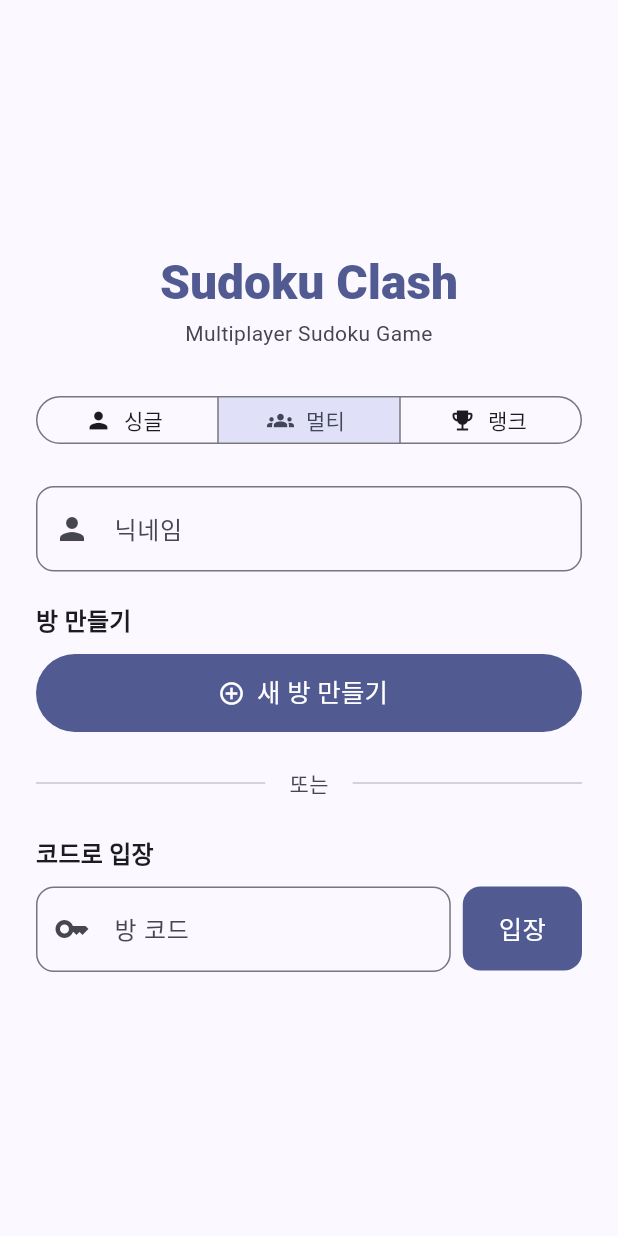
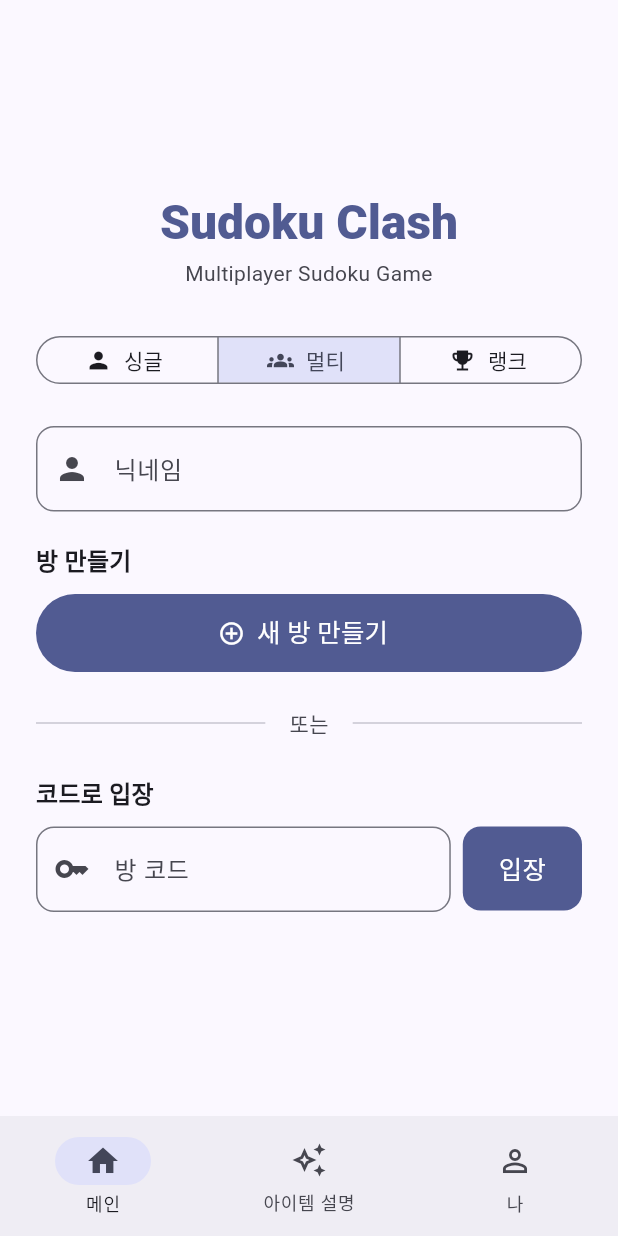
Before and after one commit to YongLeeCode/online_sudoku, a Flutter app: the screen it shows after launch, after a tap on "멀티", on a phone screen of 412 x 824 dp. Run offline on Flutter 3.47's test engine with Material 3 defaults, Android fonts, the phone set to English and light mode, and no system bars; our stand-ins replace flutter_riverpod, gap, shared_preferences, supabase_flutter; accounts and stored records are empty.

Commit message:
feat: Phase 3 아이템 설명 페이지 + 하단 탭 네비게이션
- RootScreen 신설: NavigationBar(메인/아이템 설명/나) + IndexedStack로 탭
  상태(스크롤·입력) 보존. main 진입점을 HomeScreen → RootScreen으로 교체
  (로비/게임은 각 탭에서 기존처럼 Navigator.push로 위에 쌓임)
- ItemGuideScreen: 7종 아이템을 대상(나에게/상대에게/즉시 발동)별 그룹으로
  표시. 본문은 재사용 가능한 ItemGuideList 위젯으로 분리(튜토리얼/로비 재사용용)
- ItemType에 description/durationLabel/target(ItemTarget enum) 추가.
  지속시간은 게임 로직 기준: blind 30초, freeze 5초, shield 1회 방어, 나머지 즉시
- ProfileScreen('나') 골격: 게스트 헤더 + 메뉴(통계/어워드/설정/도움말) 준비중.
  실제 데이터는 Phase 5(영구 사용자 식별) 이후 연결
- ROADMAP Phase 3 완료 반영

Co-Authored-By: Claude Opus 4.8 <noreply@anthropic.com>

```diff
--- a/lib/data/models/item_model.dart
+++ b/lib/data/models/item_model.dart
@@ -6,6 +6,18 @@ enum ItemType {
   shield,  // 🛡️ 나에게: 다음 상대 아이템 1개 방어
   reverse, // 💥 상대에게: 상대의 정답 칸 하나를 지움
   mystery, // ❓ 즉시: 랜덤 효과 발동 (자신/상대, 좋음/나쁨)
+}
+
+/// 아이템 사용 대상 분류 (아이템 설명 페이지의 그룹 구분에 사용).
+enum ItemTarget {
+  self('나에게', '내 풀이를 돕는 아이템'),
+  opponent('상대에게', '상대를 방해하는 아이템'),
+  instant('즉시 발동', '쓰는 순간 효과가 결정되는 아이템');
+
+  const ItemTarget(this.labelKo, this.descriptionKo);
+
+  final String labelKo;
+  final String descriptionKo;
 }
 
 extension ItemTypeX on ItemType {
@@ -30,6 +42,49 @@ extension ItemTypeX on ItemType {
       case ItemType.shield:  return '방어막';
       case ItemType.reverse: return '리버스';
       case ItemType.mystery: return '미스터리';
+    }
+  }
+
+  /// 아이템 설명 페이지에서의 그룹(나에게 / 상대에게 / 즉시 발동) 분류.
+  ItemTarget get target {
+    switch (this) {
+      case ItemType.hint:
+      case ItemType.shield:
+        return ItemTarget.self;
+      case ItemType.blind:
+      case ItemType.freeze:
+      case ItemType.itemCut:
+      case ItemType.reverse:
+        return ItemTarget.opponent;
+      case ItemType.mystery:
+        return ItemTarget.instant;
+    }
+  }
+
+  /// 효과 설명 텍스트 (아이템 설명/도감 페이지에서 사용).
+  String get description {
+    switch (this) {
+      case ItemType.hint:    return '선택한 빈 칸 하나를 정답으로 채워줍니다.';
+      case ItemType.blind:   return '상대 보드의 3×3 박스 하나를 일정 시간 가립니다.';
+      case ItemType.freeze:  return '상대의 숫자 입력을 일정 시간 잠급니다.';
+      case ItemType.itemCut: return '상대가 가진 아이템 1개를 제거합니다.';
+      case ItemType.shield:  return '다음에 날아오는 상대 아이템 1개를 막아냅니다.';
+      case ItemType.reverse: return '상대가 맞게 채운 칸 하나를 다시 비웁니다.';
+      case ItemType.mystery: return '랜덤 효과가 즉시 발동됩니다. 행운일 수도, 불운일 수도!';
+    }
+  }
+
+  /// 효과 지속 시간 라벨 (아이템 설명 페이지에서 사용).
+  String get durationLabel {
+    switch (this) {
+      case ItemType.blind:   return '30초 지속';
+      case ItemType.freeze:  return '5초 지속';
+      case ItemType.shield:  return '1회 방어';
+      case ItemType.hint:
+      case ItemType.itemCut:
+      case ItemType.reverse:
+      case ItemType.mystery:
+        return '즉시 발동';
     }
   }
 
--- a/lib/main.dart
+++ b/lib/main.dart
@@ -5,7 +5,7 @@ import 'package:flutter_riverpod/flutter_riverpod.dart';
 import 'package:supabase_flutter/supabase_flutter.dart';
 
 import 'domain/providers/room_provider.dart';
-import 'presentation/screens/home_screen.dart';
+import 'presentation/screens/root_screen.dart';
 
 const _supabaseUrl = String.fromEnvironment('SUPABASE_URL');
 const _supabaseAnonKey = String.fromEnvironment('SUPABASE_ANON_KEY');
@@ -87,7 +87,7 @@ class _OnlineSudokuAppState extends ConsumerState<OnlineSudokuApp>
         colorScheme: ColorScheme.fromSeed(seedColor: Colors.indigo),
         useMaterial3: true,
       ),
-      home: const HomeScreen(),
+      home: const RootScreen(),
     );
   }
 }
--- /dev/null
+++ b/lib/presentation/screens/item_guide_screen.dart
@@ -0,0 +1,225 @@
+import 'package:flutter/material.dart';
+import 'package:gap/gap.dart';
+
+import '../../data/models/item_model.dart';
+
+/// Phase 3 — 아이템 설명(도감) 화면.
+///
+/// 7종 아이템을 사용 대상(나에게 / 상대에게 / 즉시 발동)별로 묶어 보여준다.
+/// 본문은 [ItemGuideList]로 분리해 튜토리얼·로비 등에서도 재사용할 수 있다.
+class ItemGuideScreen extends StatelessWidget {
+  const ItemGuideScreen({super.key});
+
+  @override
+  Widget build(BuildContext context) {
+    return Scaffold(
+      appBar: AppBar(
+        title: const Text('아이템 설명'),
+        centerTitle: true,
+      ),
+      body: SafeArea(
+        child: Center(
+          child: ConstrainedBox(
+            // 넓은 화면에서 과도하게 늘어나지 않도록 폭 제한 (홈과 동일 기준)
+            constraints: const BoxConstraints(maxWidth: 480),
+            child: const ItemGuideList(),
+          ),
+        ),
+      ),
+    );
+  }
+}
+
+/// 아이템 설명 본문 — 인트로 + 그룹별 아이템 카드 목록.
+class ItemGuideList extends StatelessWidget {
+  const ItemGuideList({super.key, this.padding});
+
+  final EdgeInsetsGeometry? padding;
+
+  @override
+  Widget build(BuildContext context) {
+    return ListView(
+      padding: padding ?? const EdgeInsets.fromLTRB(16, 16, 16, 32),
+      children: [
+        const _GuideIntro(),
+        for (final target in ItemTarget.values) ...[
+          const Gap(20),
+          _ItemGroup(target: target),
+        ],
+      ],
+    );
+  }
+}
+
+/// 상단 안내 카드.
+class _GuideIntro extends StatelessWidget {
+  const _GuideIntro();
+
+  @override
+  Widget build(BuildContext context) {
+    final colorScheme = Theme.of(context).colorScheme;
+    final textTheme = Theme.of(context).textTheme;
+
+    return Container(
+      padding: const EdgeInsets.all(16),
+      decoration: BoxDecoration(
+        color: colorScheme.primaryContainer,
+        borderRadius: BorderRadius.circular(16),
+      ),
+      child: Row(
+        crossAxisAlignment: CrossAxisAlignment.start,
+        children: [
+          Icon(Icons.lightbulb_outline, color: colorScheme.onPrimaryContainer),
+          const Gap(12),
+          Expanded(
+            child: Text(
+              '정답 칸을 채우면 랜덤으로 아이템을 얻어요.\n'
+              '아이템으로 내 풀이를 돕거나 상대를 방해할 수 있어요.',
+              style: textTheme.bodyMedium?.copyWith(
+                color: colorScheme.onPrimaryContainer,
+                height: 1.4,
+              ),
+            ),
+          ),
+        ],
+      ),
+    );
+  }
+}
+
+/// 대상별 아이템 그룹 (헤더 + 카드들).
+class _ItemGroup extends StatelessWidget {
+  final ItemTarget target;
+  const _ItemGroup({required this.target});
+
+  @override
+  Widget build(BuildContext context) {
+    final textTheme = Theme.of(context).textTheme;
+    final colorScheme = Theme.of(context).colorScheme;
+    final items =
+        ItemType.values.where((t) => t.target == target).toList();
+
+    return Column(
+      crossAxisAlignment: CrossAxisAlignment.stretch,
+      children: [
+        Padding(
+          padding: const EdgeInsets.only(left: 4, bottom: 10),
+          child: Row(
+            children: [
+              Text(
+                target.labelKo,
+                style: textTheme.titleMedium
+                    ?.copyWith(fontWeight: FontWeight.w800),
+              ),
+              const Gap(8),
+              Expanded(
+                child: Text(
+                  target.descriptionKo,
+                  overflow: TextOverflow.ellipsis,
+                  style: textTheme.bodySmall
+                      ?.copyWith(color: colorScheme.onSurfaceVariant),
+                ),
+              ),
+            ],
+          ),
+        ),
+        for (var i = 0; i < items.length; i++) ...[
+          if (i > 0) const Gap(10),
+          _ItemCard(item: items[i]),
+        ],
+      ],
+    );
+  }
+}
+
+/// 개별 아이템 설명 카드.
+class _ItemCard extends StatelessWidget {
+  final ItemType item;
+  const _ItemCard({required this.item});
+
+  @override
+  Widget build(BuildContext context) {
+    final colorScheme = Theme.of(context).colorScheme;
+    final textTheme = Theme.of(context).textTheme;
+
+    return Container(
+      padding: const EdgeInsets.all(14),
+      decoration: BoxDecoration(
+        color: colorScheme.surfaceContainerHighest,
+        borderRadius: BorderRadius.circular(14),
+      ),
+      child: Row(
+        crossAxisAlignment: CrossAxisAlignment.start,
+        children: [
+          // 이모지 아바타
+          Container(
+            width: 46,
+            height: 46,
+            alignment: Alignment.center,
+            decoration: BoxDecoration(
+              color: colorScheme.surface,
+              borderRadius: BorderRadius.circular(12),
+            ),
+            child: Text(item.emoji, style: const TextStyle(fontSize: 24)),
+          ),
+          const Gap(14),
+          Expanded(
+            child: Column(
+              crossAxisAlignment: CrossAxisAlignment.start,
+              children: [
+                Row(
+                  children: [
+                    Flexible(
+                      child: Text(
+                        item.name,
+                        overflow: TextOverflow.ellipsis,
+                        style: textTheme.titleSmall
+                            ?.copyWith(fontWeight: FontWeight.w800),
+                      ),
+                    ),
+                    const Gap(8),
+                    _DurationBadge(label: item.durationLabel),
+                  ],
+                ),
+                const Gap(4),
+                Text(
+                  item.description,
+                  style: textTheme.bodyMedium?.copyWith(
+                    color: colorScheme.onSurfaceVariant,
+                    height: 1.35,
+                  ),
+                ),
+              ],
+            ),
+          ),
+        ],
+      ),
+    );
+  }
+}
+
+/// 지속 시간 뱃지.
+class _DurationBadge extends StatelessWidget {
+  final String label;
+  const _DurationBadge({required this.label});
+
+  @override
+  Widget build(BuildContext context) {
+    final colorScheme = Theme.of(context).colorScheme;
+    return Container(
+      padding: const EdgeInsets.symmetric(horizontal: 8, vertical: 2),
+      decoration: BoxDecoration(
+        color: colorScheme.secondaryContainer,
+        borderRadius: BorderRadius.circular(8),
+      ),
+      child: Text(
+        label,
+        style: TextStyle(
+          fontSize: 11,
+          fontWeight: FontWeight.w700,
+          color: colorScheme.onSecondaryContainer,
+        ),
+      ),
+    );
+  }
+}
--- /dev/null
+++ b/lib/presentation/screens/profile_screen.dart
@@ -0,0 +1,217 @@
+import 'package:flutter/material.dart';
+import 'package:gap/gap.dart';
+
+/// '나' 탭 — 설정 / 통계 / 어워드 진입점.
+///
+/// 통계·어워드·랭크 점수는 영구 사용자 식별(Phase 5)이 전제라서,
+/// 지금은 진입 골격(메뉴 + "준비 중" 안내)만 만들어 둔다.
+class ProfileScreen extends StatelessWidget {
+  const ProfileScreen({super.key});
+
+  void _showComingSoon(BuildContext context, String feature) {
+    ScaffoldMessenger.of(context).showSnackBar(
+      SnackBar(content: Text('$feature 기능은 준비 중이에요. 곧 만나요!')),
+    );
+  }
+
+  @override
+  Widget build(BuildContext context) {
+    return Scaffold(
+      appBar: AppBar(
+        title: const Text('나'),
+        centerTitle: true,
+      ),
+      body: SafeArea(
+        child: Center(
+          child: ConstrainedBox(
+            constraints: const BoxConstraints(maxWidth: 480),
+            child: ListView(
+              padding: const EdgeInsets.fromLTRB(16, 16, 16, 32),
+              children: [
+                const _ProfileHeader(),
+                const Gap(24),
+                _MenuTile(
+                  icon: Icons.bar_chart,
+                  title: '통계',
+                  subtitle: '전적 · 승률 · 평균 완료 시간',
+                  comingSoon: true,
+                  onTap: () => _showComingSoon(context, '통계'),
+                ),
+                const Gap(12),
+                _MenuTile(
+                  icon: Icons.emoji_events_outlined,
+                  title: '어워드',
+                  subtitle: '업적 · 챌린지 트로피',
+                  comingSoon: true,
+                  onTap: () => _showComingSoon(context, '어워드'),
+                ),
+                const Gap(12),
+                _MenuTile(
+                  icon: Icons.settings_outlined,
+                  title: '설정',
+                  subtitle: '알림 · 테마 · 게임 환경',
+                  comingSoon: true,
+                  onTap: () => _showComingSoon(context, '설정'),
+                ),
+                const Gap(12),
+                _MenuTile(
+                  icon: Icons.help_outline,
+                  title: '도움말',
+                  subtitle: '게임 규칙과 자주 묻는 질문',
+                  comingSoon: true,
+                  onTap: () => _showComingSoon(context, '도움말'),
+                ),
+              ],
+            ),
+          ),
+        ),
+      ),
+    );
+  }
+}
+
+/// 프로필 헤더 (Phase 5 이후 닉네임/랭크 등 실제 데이터로 교체 예정).
+class _ProfileHeader extends StatelessWidget {
+  const _ProfileHeader();
+
+  @override
+  Widget build(BuildContext context) {
+    final colorScheme = Theme.of(context).colorScheme;
+    final textTheme = Theme.of(context).textTheme;
+
+    return Container(
+      padding: const EdgeInsets.all(20),
+      decoration: BoxDecoration(
+        color: colorScheme.surfaceContainerHighest,
+        borderRadius: BorderRadius.circular(16),
+      ),
+      child: Row(
+        children: [
+          CircleAvatar(
+            radius: 30,
+            backgroundColor: colorScheme.primaryContainer,
+            child: Icon(
+              Icons.person,
+              size: 34,
+              color: colorScheme.onPrimaryContainer,
+            ),
+          ),
+          const Gap(16),
+          Expanded(
+            child: Column(
+              crossAxisAlignment: CrossAxisAlignment.start,
+              children: [
+                Text(
+                  '게스트',
+                  style:
+                      textTheme.titleLarge?.copyWith(fontWeight: FontWeight.w800),
+                ),
+                const Gap(4),
+                Text(
+                  '로그인과 전적 기록은 준비 중이에요.',
+                  style: textTheme.bodyMedium
+                      ?.copyWith(color: colorScheme.onSurfaceVariant),
+                ),
+              ],
+            ),
+          ),
+        ],
+      ),
+    );
+  }
+}
+
+/// 메뉴 진입 타일.
+class _MenuTile extends StatelessWidget {
+  final IconData icon;
+  final String title;
+  final String subtitle;
+  final bool comingSoon;
+  final VoidCallback onTap;
+
+  const _MenuTile({
+    required this.icon,
+    required this.title,
+    required this.subtitle,
+    required this.onTap,
+    this.comingSoon = false,
+  });
+
+  @override
+  Widget build(BuildContext context) {
+    final colorScheme = Theme.of(context).colorScheme;
+    final textTheme = Theme.of(context).textTheme;
+
+    return Material(
+      color: colorScheme.surfaceContainerHighest,
+      borderRadius: BorderRadius.circular(14),
+      child: InkWell(
+        borderRadius: BorderRadius.circular(14),
+        onTap: onTap,
+        child: Padding(
+          padding: const EdgeInsets.symmetric(horizontal: 14, vertical: 14),
+          child: Row(
+            children: [
+              Icon(icon, color: colorScheme.primary),
+              const Gap(14),
+              Expanded(
+                child: Column(
+                  crossAxisAlignment: CrossAxisAlignment.start,
+                  children: [
+                    Row(
+                      children: [
+                        Flexible(
+                          child: Text(
+                            title,
+                            overflow: TextOverflow.ellipsis,
+                            style: textTheme.titleSmall
+                                ?.copyWith(fontWeight: FontWeight.w700),
+                          ),
+                        ),
+                        if (comingSoon) ...[
+                          const Gap(8),
+                          _SoonBadge(),
+                        ],
+                      ],
+                    ),
+                    const Gap(2),
+                    Text(
+                      subtitle,
+                      overflow: TextOverflow.ellipsis,
+                      style: textTheme.bodySmall
+                          ?.copyWith(color: colorScheme.onSurfaceVariant),
+                    ),
+                  ],
+                ),
+              ),
+              const Gap(4),
+              Icon(Icons.chevron_right, color: colorScheme.onSurfaceVariant),
+            ],
+          ),
+        ),
+      ),
+    );
+  }
+}
+
+class _SoonBadge extends StatelessWidget {
+  @override
+  Widget build(BuildContext context) {
+    final colorScheme = Theme.of(context).colorScheme;
+    return Container(
+      padding: const EdgeInsets.symmetric(horizontal: 8, vertical: 2),
+      decoration: BoxDecoration(
+        color: colorScheme.primaryContainer,
+        borderRadius: BorderRadius.circular(8),
+      ),
+      child: Text(
+        '준비 중',
+        style: TextStyle(
+          fontSize: 11,
+          fontWeight: FontWeight.w700,
+          color: colorScheme.onPrimaryContainer,
+        ),
+      ),
+    );
+  }
+}
--- /dev/null
+++ b/lib/presentation/screens/root_screen.dart
@@ -0,0 +1,54 @@
+import 'package:flutter/material.dart';
+
+import 'home_screen.dart';
+import 'item_guide_screen.dart';
+import 'profile_screen.dart';
+
+/// 앱 루트 — 하단 탭(메인 / 아이템 설명 / 나)으로 화면을 전환한다.
+///
+/// 각 탭은 [IndexedStack]으로 유지되어 전환해도 상태(스크롤·입력 등)가 보존된다.
+/// 로비/게임 화면은 각 탭에서 기존처럼 `Navigator.push`로 위에 쌓인다.
+class RootScreen extends StatefulWidget {
+  const RootScreen({super.key});
+
+  @override
+  State<RootScreen> createState() => _RootScreenState();
+}
+
+class _RootScreenState extends State<RootScreen> {
+  int _index = 0;
+
+  static const _tabs = <Widget>[
+    HomeScreen(),
+    ItemGuideScreen(),
+    ProfileScreen(),
+  ];
+
+  @override
+  Widget build(BuildContext context) {
+    return Scaffold(
+      body: IndexedStack(index: _index, children: _tabs),
+      bottomNavigationBar: NavigationBar(
+        selectedIndex: _index,
+        onDestinationSelected: (i) => setState(() => _index = i),
+        destinations: const [
+          NavigationDestination(
+            icon: Icon(Icons.home_outlined),
+            selectedIcon: Icon(Icons.home),
+            label: '메인',
+          ),
+          NavigationDestination(
+            icon: Icon(Icons.auto_awesome_outlined),
+            selectedIcon: Icon(Icons.auto_awesome),
+            label: '아이템 설명',
+          ),
+          NavigationDestination(
+            icon: Icon(Icons.person_outline),
+            selectedIcon: Icon(Icons.person),
+            label: '나',
+          ),
+        ],
+      ),
+    );
+  }
+}
```
Also changed, not shown: 1 other file.
